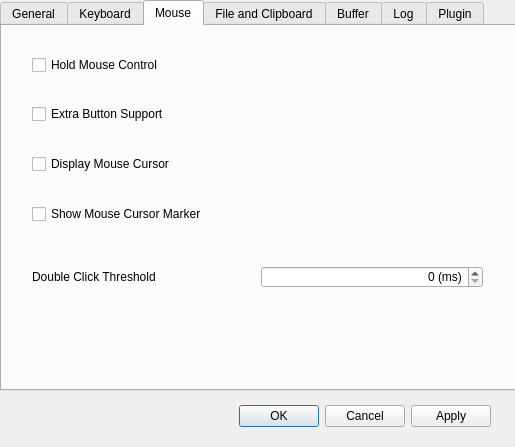
The window that src/GUI/preference_dialog.ui (funfun-dc5/qtbrynhildr) describes before a commit, drawn with Qt 5.
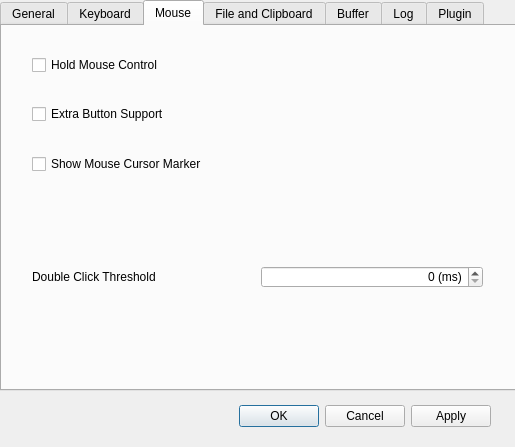
The same window after the commit. The open tabs and pages were chosen to show the change.

Commit message: fixed a bug of changing public mode by menu or preference dialog

Diff of the .ui file:
```diff
--- a/src/GUI/preference_dialog.ui
+++ b/src/GUI/preference_dialog.ui
@@ -274,24 +274,11 @@
       <string>Extra Button Support</string>
      </property>
     </widget>
-    <widget class="QCheckBox" name="checkBox_onDisplayMouseCursor">
-     <property name="geometry">
-      <rect>
-       <x>30</x>
-       <y>130</y>
-       <width>451</width>
-       <height>16</height>
-      </rect>
-     </property>
-     <property name="text">
-      <string>Display Mouse Cursor</string>
-     </property>
-    </widget>
     <widget class="QCheckBox" name="checkBox_onShowMouseCursorMarker">
      <property name="geometry">
       <rect>
        <x>30</x>
-       <y>180</y>
+       <y>130</y>
        <width>451</width>
        <height>16</height>
       </rect>
```
Left out of the diff: 3 changed lines with no effect on the pictures. The commit also changes 14 other files.
